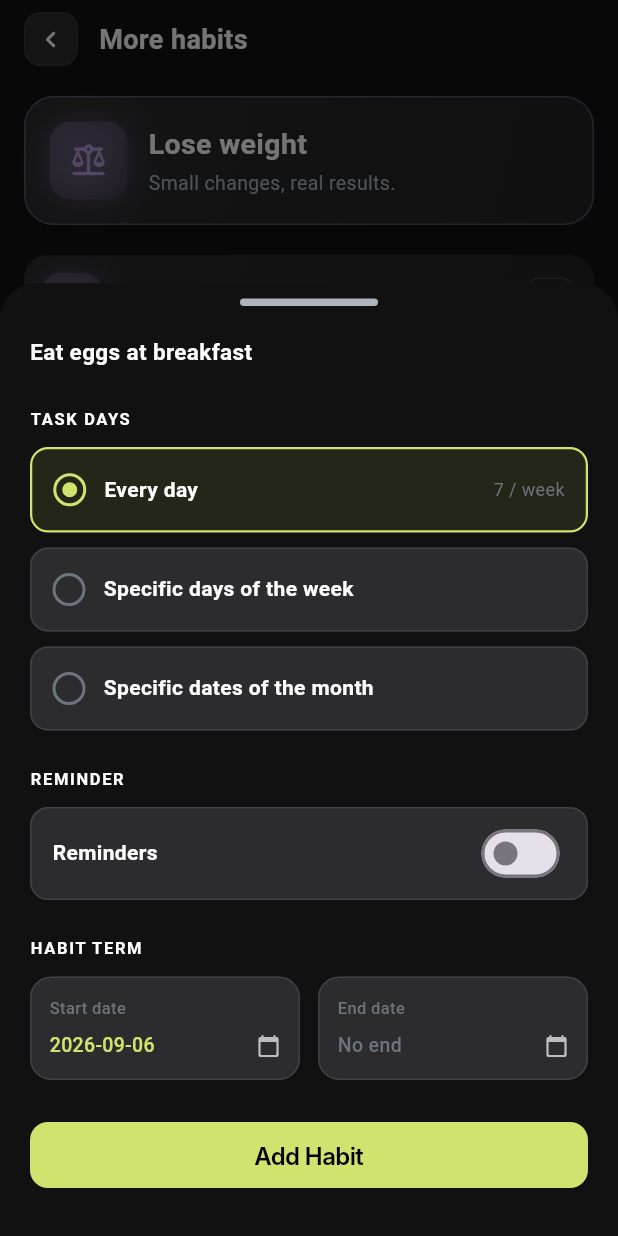
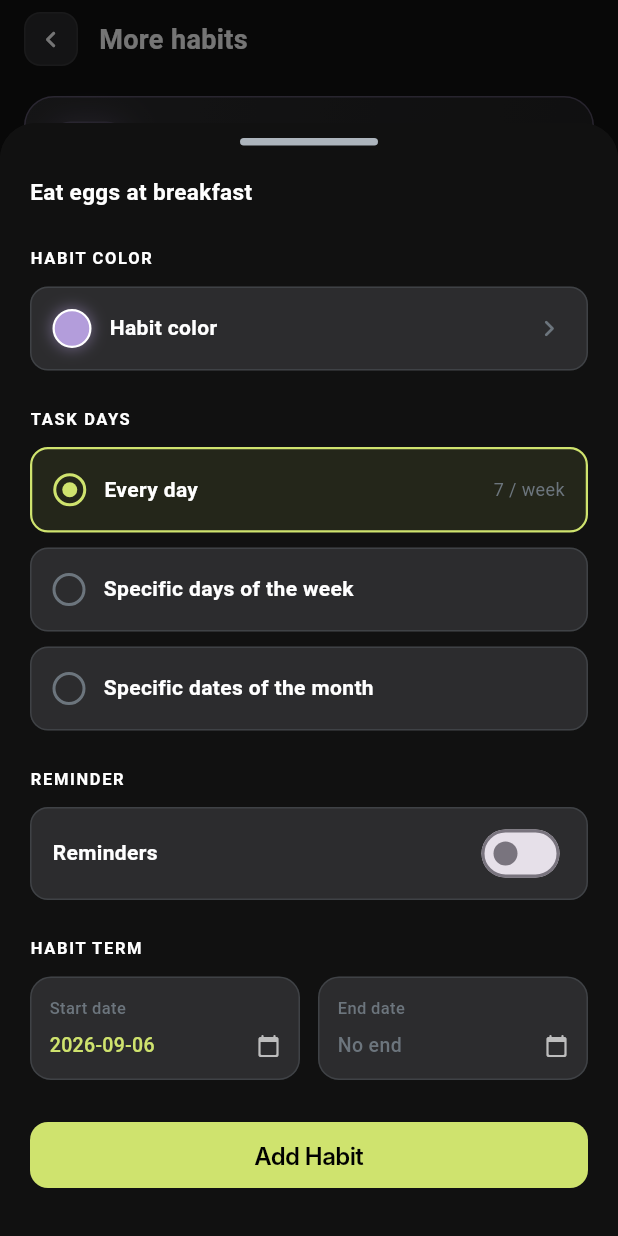
Before and after one commit to Nimra-Amjad/PurePath, a Flutter app: the GoalHabitsPage screen opened directly with sample values from the repository, after a tap on the "add" icon, on a phone screen of 412 x 824 dp. Run offline on Flutter 3.47's test engine with Material 3 defaults, Android fonts, the phone set to English and light mode, and no system bars; our stand-ins replace bloc, cloud_firestore, firebase_auth, firebase_core, flutter_bloc, flutter_local_notifications and 4 more; missing offline and left inert: purchases_flutter; accounts and stored records are empty; Roboto replaces fonts that are missing (Inter).

Commit message:
add color to the add habit sheet

```diff
--- a/lib/features/explore/pages/goal_habits_page.dart
+++ b/lib/features/explore/pages/goal_habits_page.dart
@@ -277,6 +277,7 @@ class _GoalHabitRowState extends State<_GoalHabitRow> {
     final habit = await ConfigurePredefinedHabitSheet.show(
       context,
       title: widget.idea.title,
+      initialColor: widget.color,
     );
     if (habit == null || !mounted) return;
 
--- a/lib/features/explore/widgets/configure_predefined_habit_sheet.dart
+++ b/lib/features/explore/widgets/configure_predefined_habit_sheet.dart
@@ -12,30 +12,45 @@ import 'package:purepath/features/home/widgets/habit_form_fields.dart';
 // Configure Predefined Habit Sheet
 //
 // Shown when the user taps a habit in the Habit Library. The title comes from
-// the library entry and can't be changed — only the schedule and reminder are
-// configurable here, using the same shared fields as the Add/Edit screens:
+// the library entry and can't be changed — the schedule, reminder and color
+// are configurable here, using the same shared fields as the Add/Edit screens:
 //
-//   Task days → Reminder (optional) → Habit term
+//   Habit color → Task days → Reminder (optional) → Habit term
+//
+// The color defaults to the suggestion's own goal color (e.g. every "Sleep
+// better" habit starts cyan) but the user can still open the picker and
+// choose a different one, exactly like the custom Add Habit flow.
 //
 // On "Add Habit" the sheet pops with a fully-built [HabitDefinition] tagged as
 // [HabitType.predefined]. The caller is responsible for persisting it.
 // ─────────────────────────────────────────────────────────────────────────────
 
 class ConfigurePredefinedHabitSheet extends StatefulWidget {
-  const ConfigurePredefinedHabitSheet({super.key, required this.title});
+  const ConfigurePredefinedHabitSheet({
+    super.key,
+    required this.title,
+    required this.initialColor,
+  });
 
   final String title;
+
+  /// The goal's accent color — pre-selected, but changeable in the sheet.
+  final Color initialColor;
 
   /// Opens the sheet and resolves to a configured [HabitDefinition], or null if
   /// the user dismissed it without confirming.
   static Future<HabitDefinition?> show(
     BuildContext context, {
     required String title,
+    required Color initialColor,
   }) {
     return AppBottomSheet.show<HabitDefinition>(
       context,
       backgroundColor: kScaffoldColor,
-      body: ConfigurePredefinedHabitSheet(title: title),
+      body: ConfigurePredefinedHabitSheet(
+        title: title,
+        initialColor: initialColor,
+      ),
     );
   }
 
@@ -47,6 +62,8 @@ class ConfigurePredefinedHabitSheet extends StatefulWidget {
 class _ConfigurePredefinedHabitSheetState
     extends State<ConfigurePredefinedHabitSheet> {
   final _reminderController = TextEditingController();
+
+  late int _selectedColor = widget.initialColor.toARGB32();
 
   HabitSchedule _schedule = HabitSchedule.everyDay;
   final Set<int> _selectedWeekDays = {}; // 0 = Mon … 6 = Sun
@@ -102,6 +119,7 @@ class _ConfigurePredefinedHabitSheetState
       reminderTime: _reminderEnabled ? _reminderController.text.trim() : '',
       startDate: _startDate,
       endDate: _endDate,
+      colorValue: _selectedColor,
     );
 
     context.pop(definition);
@@ -122,6 +140,12 @@ class _ConfigurePredefinedHabitSheetState
               fontSize: 15,
               color: kWhiteColor,
             ),
+          ),
+          const SizedBox(height: 24),
+
+          HabitColorSection(
+            selectedColor: _selectedColor,
+            onColorSelected: (c) => setState(() => _selectedColor = c),
           ),
           const SizedBox(height: 24),
 
```
Also changed, not shown: lib/features/home/pages/habit_form_page.dart (+8 -2 lines), lib/features/home/pages/habits_page.dart (+11 -5 lines).
